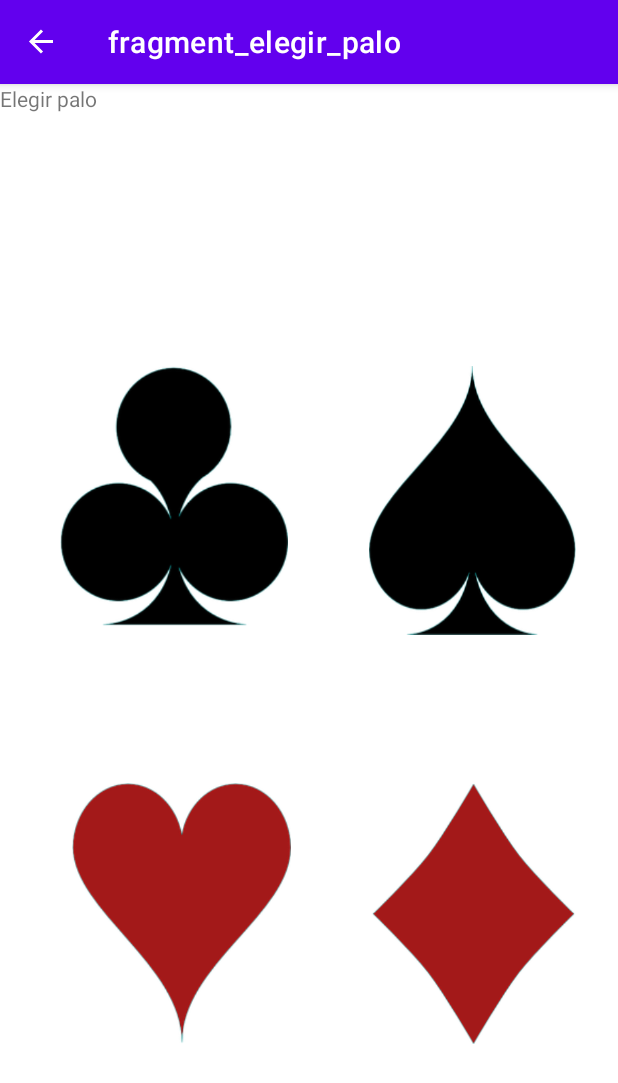
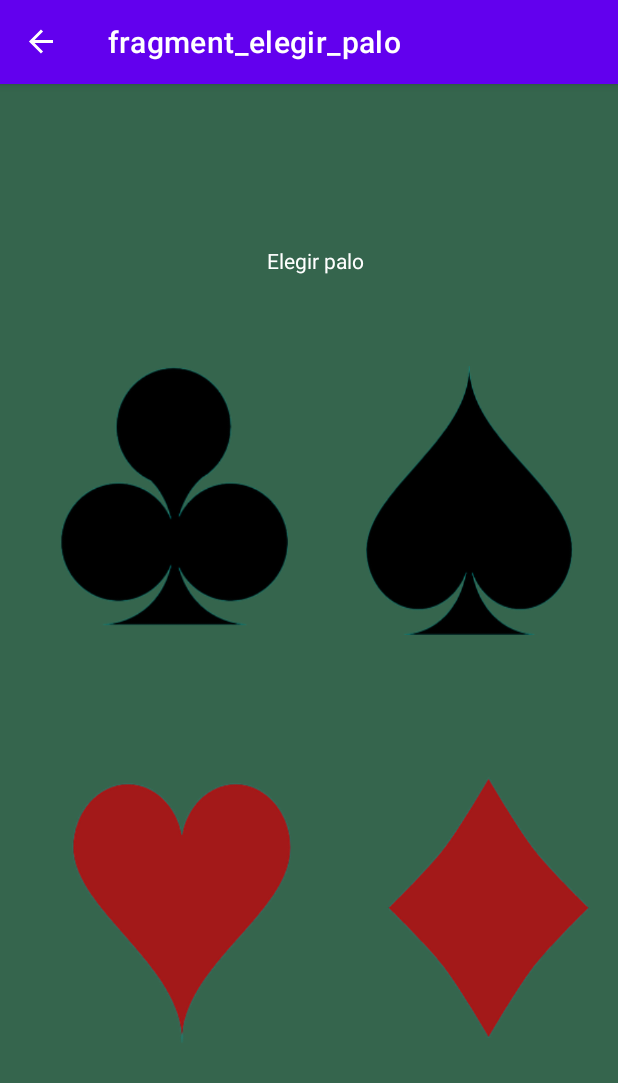
Before and after one commit to Ruben5914/cgnatapp, an Android app: the elegirPaloFragment screen opened through its navigation route, on a phone screen of 412 x 824 dp. Shown: the top 1083 px of the screen. Run offline under Robolectric (Android 15) with nearby library versions, the phone set to English and light mode, and no system bars; our stand-ins replace navigation-ui; network calls fail.

Commit message:
final dia 3

```diff
--- a/app/src/main/java/com/uc3m/apppoker/elegirPaloFragment.kt
+++ b/app/src/main/java/com/uc3m/apppoker/elegirPaloFragment.kt
@@ -5,22 +5,29 @@ import androidx.fragment.app.Fragment
 import android.view.LayoutInflater
 import android.view.View
 import android.view.ViewGroup
-
+import androidx.navigation.fragment.findNavController
+import com.uc3m.apppoker.databinding.FragmentElegirPaloBinding
+import com.uc3m.apppoker.databinding.FragmentVisualizarCartasSeleccionadasBinding
 
 
 class elegirPaloFragment : Fragment() {
 
+    private lateinit var binding: FragmentElegirPaloBinding
 
     override fun onCreateView(
-        inflater: LayoutInflater, container: ViewGroup?,
-        savedInstanceState: Bundle?
+            inflater: LayoutInflater, container: ViewGroup?,
+            savedInstanceState: Bundle?
     ): View? {
-        // Inflate the layout for this fragment
-        return inflater.inflate(R.layout.fragment_elegir_palo, container, false)
+        binding = FragmentElegirPaloBinding.inflate(inflater, container, false)
+        val view = binding.root
+
+        binding.corazon.setOnClickListener(){
+            findNavController().navigate(R.id.action_elegirPaloFragment_to_cartascorazonesFragment)
+        }
+
+
+        return view
     }
 
 
-
-
-
 }
--- a/app/src/main/java/com/uc3m/apppoker/repository/RepositoryApi.kt
+++ b/app/src/main/java/com/uc3m/apppoker/repository/RepositoryApi.kt
@@ -1,12 +1,12 @@
 package com.uc3m.apppoker.repository
 
 import com.uc3m.apppoker.api.RetrofitInstance
-import com.uc3m.apppoker.models.winners
+import com.uc3m.apppoker.models.poker
 import retrofit2.Response
 
 
 class RepositoryApi {
-    suspend fun getWinner (mesa: String, manos: List<String>): Response<winners> {
+    suspend fun getWinner (mesa: String, manos: String): Response<poker> {
 
         return RetrofitInstance.pokerAPI.getWinner(mesa, manos)
     }
--- a/app/src/main/java/com/uc3m/apppoker/views/conexionApiFragment.kt
+++ b/app/src/main/java/com/uc3m/apppoker/views/conexionApiFragment.kt
@@ -27,14 +27,14 @@ class conexionApiFragment : Fragment() {
 
         var mesa =  "AC,KD,QH,JS,7C"
 
-        var manos: List<String> = listOf("10S","8C")
+        var manos = "10S,8C"
         viewModel.getWinner(mesa, manos)
 
         viewModel.responseWinner.observe(this, Observer { response ->
 
             if(response.isSuccessful){
-                val ganadores = response.body()?.jugador?.result.toString()
-               // val displayText = "The winner hand is: {ganadores.}"
+                val ganadores = response.body()?.winners?.get(0)?.result
+                // displayText = "The winner hand is: {ganadores.}"
                 Log.d("Response -------->", ganadores.toString())
             }else{
 
--- a/app/src/main/java/com/uc3m/apppoker/views/principal.kt
+++ b/app/src/main/java/com/uc3m/apppoker/views/principal.kt
@@ -25,7 +25,7 @@ class principal : Fragment() {
         val view = binding.root
 
         binding.botonGuest.setOnClickListener(){
-            // findNavController().navigate(R.id.action_principal_to_cartasFragment)
+             findNavController().navigate(R.id.action_principal_to_visualizarCartasSeleccionadasFragment)
         }
 
 
--- a/app/src/main/res/layout/fragment_elegir_palo.xml
+++ b/app/src/main/res/layout/fragment_elegir_palo.xml
@@ -4,15 +4,20 @@
     xmlns:tools="http://schemas.android.com/tools"
     android:layout_width="match_parent"
     android:layout_height="match_parent"
-    tools:context=".elegirPaloFragment">
+    tools:context=".elegirPaloFragment"
+    android:background="@color/pokerOriginal">
 
     <TextView
         android:id="@+id/textView2"
         android:layout_width="82dp"
         android:layout_height="24dp"
+        android:layout_marginTop="108dp"
+        android:layout_marginEnd="152dp"
         android:text="Elegir palo"
-        tools:layout_editor_absoluteX="164dp"
-        tools:layout_editor_absoluteY="46dp" />
+        android:textColor="@color/white"
+        app:layout_constraintEnd_toEndOf="parent"
+        app:layout_constraintTop_toTopOf="parent"
+        tools:ignore="MissingConstraints" />
 
     <ImageButton
         android:id="@+id/trebol"
@@ -28,11 +33,11 @@
         android:id="@+id/diamante"
         android:layout_width="136dp"
         android:layout_height="175dp"
-        android:layout_marginEnd="28dp"
-        android:layout_marginBottom="128dp"
+        android:layout_marginStart="64dp"
+        android:layout_marginBottom="132dp"
         android:background="@drawable/diamond"
         app:layout_constraintBottom_toBottomOf="parent"
-        app:layout_constraintEnd_toEndOf="parent" />
+        app:layout_constraintStart_toEndOf="@+id/corazon" />
 
     <ImageButton
         android:id="@+id/corazon"
@@ -48,9 +53,9 @@
         android:id="@+id/pica"
         android:layout_width="138dp"
         android:layout_height="179dp"
+        android:layout_marginStart="52dp"
         android:layout_marginTop="188dp"
-        android:layout_marginEnd="28dp"
         android:background="@drawable/spade"
-        app:layout_constraintEnd_toEndOf="parent"
+        app:layout_constraintStart_toEndOf="@+id/trebol"
         app:layout_constraintTop_toTopOf="parent" />
 </androidx.constraintlayout.widget.ConstraintLayout>
--- a/app/src/main/res/navigation/mynav.xml
+++ b/app/src/main/res/navigation/mynav.xml
@@ -3,7 +3,7 @@
     xmlns:app="http://schemas.android.com/apk/res-auto"
     xmlns:tools="http://schemas.android.com/tools"
     android:id="@+id/my_nav"
-    app:startDestination="@id/listFragment">
+    app:startDestination="@id/principal">
 
     <fragment
         android:id="@+id/listFragment"
@@ -43,15 +43,6 @@
             app:destination="@id/visualizarCartasSeleccionadasFragment" />
     </fragment>
     <fragment
-        android:id="@+id/cartasFragment"
-        android:name="com.uc3m.apppoker.cartasFragment"
-        android:label="fragment_cartas"
-        tools:layout="@layout/fragment_cartas" >
-        <action
-            android:id="@+id/action_cartasFragment_to_visualizarCartasSeleccionadasFragment"
-            app:destination="@id/visualizarCartasSeleccionadasFragment" />
-    </fragment>
-    <fragment
         android:id="@+id/visualizarCartasSeleccionadasFragment"
         android:name="com.uc3m.apppoker.visualizarCartasSeleccionadasFragment"
         android:label="fragment_visualizar_cartas_seleccionadas"
@@ -66,7 +57,52 @@
         android:label="fragment_elegir_palo"
         tools:layout="@layout/fragment_elegir_palo" >
         <action
-            android:id="@+id/action_elegirPaloFragment_to_cartasFragment"
-            app:destination="@id/cartasFragment" />
+            android:id="@+id/action_elegirPaloFragment_to_cartaspicasFragment"
+            app:destination="@id/cartaspicasFragment" />
+        <action
+            android:id="@+id/action_elegirPaloFragment_to_cartascorazonesFragment"
+            app:destination="@id/cartascorazonesFragment" />
+        <action
+            android:id="@+id/action_elegirPaloFragment_to_cartastrebolesFragment"
+            app:destination="@id/cartastrebolesFragment" />
+        <action
+            android:id="@+id/action_elegirPaloFragment_to_cartasdiamantesFragment"
+            app:destination="@id/cartasdiamantesFragment" />
+    </fragment>
+    <fragment
+        android:id="@+id/cartaspicasFragment"
+        android:name="com.uc3m.apppoker.cartaspicasFragment"
+        android:label="fragment_cartas_picas"
+        tools:layout="@layout/fragment_cartas_picas" >
+        <action
+            android:id="@+id/action_cartaspicasFragment_to_visualizarCartasSeleccionadasFragment"
+            app:destination="@id/visualizarCartasSeleccionadasFragment" />
+    </fragment>
+    <fragment
+        android:id="@+id/cartascorazonesFragment"
+        android:name="com.uc3m.apppoker.views.cartasCorazonesFragment"
+        android:label="fragment_cartas_corazones"
+        tools:layout="@layout/fragment_cartas_corazones" >
+        <action
+            android:id="@+id/action_cartascorazonesFragment_to_visualizarCartasSeleccionadasFragment"
+            app:destination="@id/visualizarCartasSeleccionadasFragment" />
+    </fragment>
+    <fragment
+        android:id="@+id/cartastrebolesFragment"
+        android:name="com.uc3m.apppoker.cartastrebolesFragment"
+        android:label="fragment_cartas_treboles"
+        tools:layout="@layout/fragment_cartas_treboles" >
+        <action
+            android:id="@+id/action_cartastrebolesFragment_to_visualizarCartasSeleccionadasFragment"
+            app:destination="@id/visualizarCartasSeleccionadasFragment" />
+    </fragment>
+    <fragment
+        android:id="@+id/cartasdiamantesFragment"
+        android:name="com.uc3m.apppoker.cartasdiamantesFragment"
+        android:label="fragment_cartas_diamantes"
+        tools:layout="@layout/fragment_cartas_diamantes" >
+        <action
+            android:id="@+id/action_cartasdiamantesFragment_to_visualizarCartasSeleccionadasFragment"
+            app:destination="@id/visualizarCartasSeleccionadasFragment" />
     </fragment>
 </navigation>
```
Also changed, not shown: app/src/main/java/com/uc3m/apppoker/api/PokerAPI.kt (+4 -3 lines), app/src/main/java/com/uc3m/apppoker/models/ContenidoPokerAPI.kt (+3 -6 lines), app/src/main/java/com/uc3m/apppoker/viewModels/ApiViewModel.kt (+4 -5 lines), app/src/main/java/com/uc3m/apppoker/views/cartasCorazonesFragment.kt (added, +32 -0 lines), app/src/main/java/com/uc3m/apppoker/visualizarCartasSeleccionadasFragment.kt (+17 -4 lines), app/src/main/res/layout/fragment_visualizar_cartas_seleccionadas.xml (+50 -9 lines).
